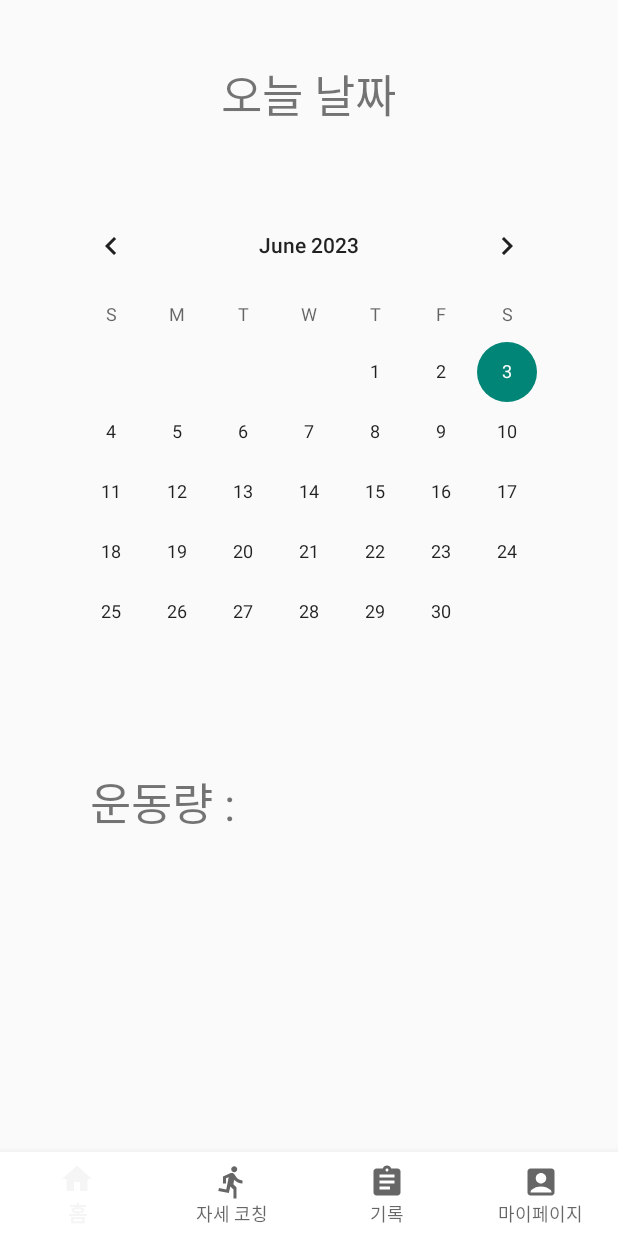
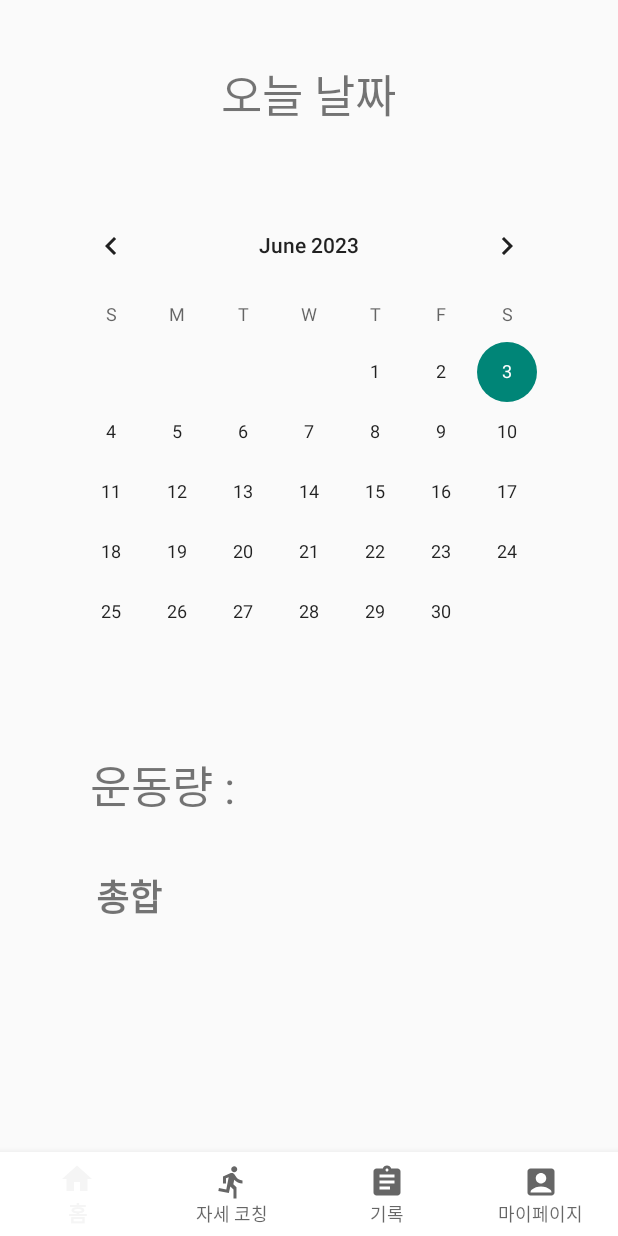
Before and after one commit to JaesungGo/helpme_homeT, an Android app: the fragment Record01 placed in its activity, on a phone screen of 412 x 824 dp. Run offline under Robolectric (Android 15) with nearby library versions, the phone set to English and light mode, and no system bars.

Commit message:
기록화면 XML 조금 수정

```diff
--- a/app/src/main/res/layout/record.xml
+++ b/app/src/main/res/layout/record.xml
@@ -6,6 +6,22 @@
     android:layout_height="match_parent"
     tools:context=".Record">
 
+
+    <TextView
+        android:id="@+id/dataTextView"
+        android:layout_width="129dp"
+        android:layout_height="114dp"
+        android:layout_below="@+id/calendarView"
+        android:layout_alignParentStart="true"
+        android:layout_marginStart="48dp"
+        android:layout_marginLeft="60dp"
+        android:layout_marginTop="95dp"
+        android:layout_marginEnd="17dp"
+        android:layout_toStartOf="@+id/listView2"
+        android:padding="16dp"
+        android:text="총합"
+        android:textSize="24sp"
+        android:textStyle="bold" />
 
     <TextView
         android:id="@+id/today"
@@ -31,8 +47,8 @@
         android:layout_width="wrap_content"
         android:layout_height="wrap_content"
         android:layout_alignBottom="@+id/calendarView"
-        android:layout_marginBottom="-89dp"
         android:layout_marginLeft="60dp"
+        android:layout_marginBottom="-78dp"
         android:gravity="left"
         android:text="운동량 : "
         android:textSize="30sp" />
@@ -42,7 +58,7 @@
         android:layout_width="186dp"
         android:layout_height="249dp"
         android:layout_below="@+id/calendarView"
-        android:layout_marginStart="22dp"
+        android:layout_marginStart="28dp"
         android:layout_marginTop="31dp"
         android:layout_toEndOf="@+id/exercise"
         app:layout_constraintBottom_toBottomOf="parent"
```
